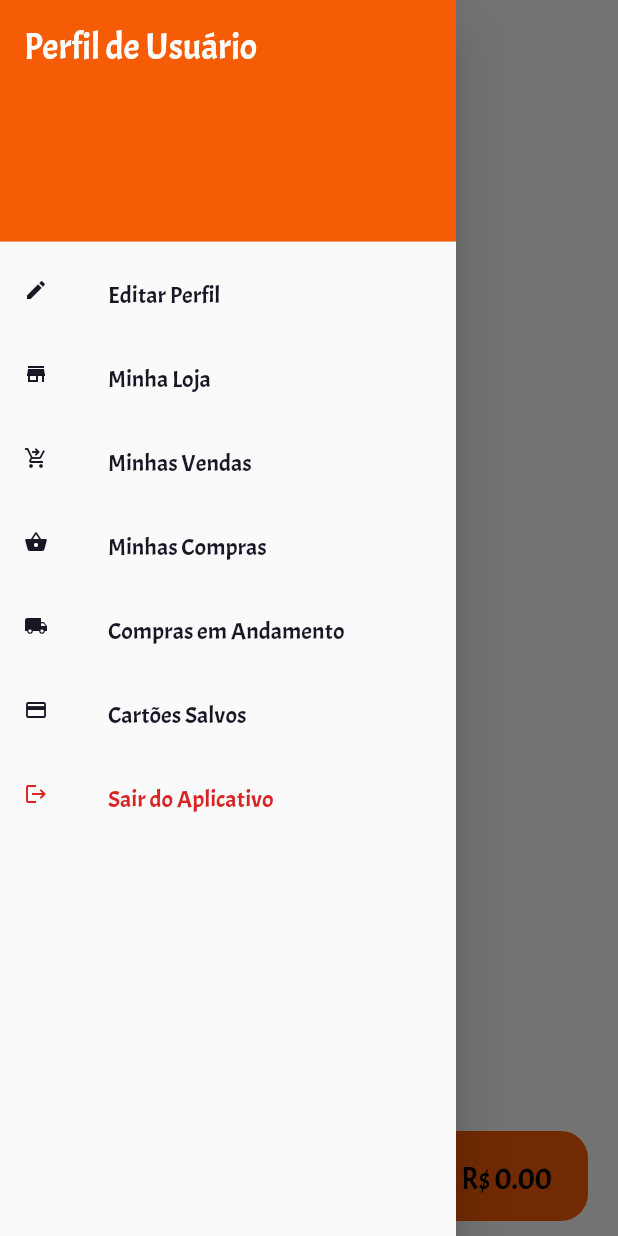
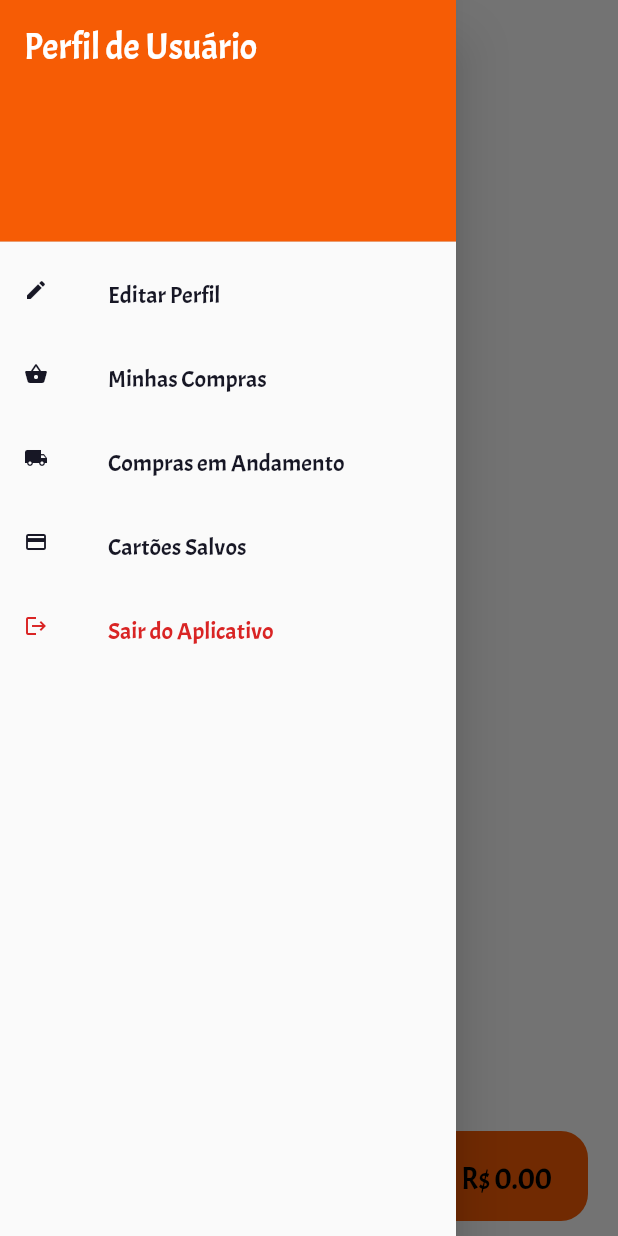
Before and after one commit to AndreLiberato/project_silk, a Flutter app: the CartScreen screen opened by its route, with the side drawer open, on a phone screen of 412 x 824 dp. Run offline on Flutter 3.47's test engine with Material 2 defaults, Android fonts, the phone set to English and light mode, and no system bars; our stand-ins replace flutter_svg.

Commit message:
Remoção de algumas abas do drawer
Para ficar mais coerente com a versão atual do aplicativo. Mudanças serão feitas depois.

```diff
--- a/vish/lib/navigation/my_drawer.dart
+++ b/vish/lib/navigation/my_drawer.dart
@@ -21,30 +21,6 @@ class MyDrawer extends StatelessWidget {
             leading: const Icon(Icons.edit,
                 size: 16, color: Color.fromRGBO(23, 23, 37, 1)),
             title: const Text('Editar Perfil',
-                style: TextStyle(
-                    color: Color.fromRGBO(23, 23, 37, 1),
-                    fontFamily: "Acme",
-                    fontSize: 16)),
-            onTap: () {
-              Navigator.pop(context);
-            },
-          ),
-          ListTile(
-            leading: const Icon(Icons.store,
-                size: 16, color: Color.fromRGBO(23, 23, 37, 1)),
-            title: const Text('Minha Loja',
-                style: TextStyle(
-                    color: Color.fromRGBO(23, 23, 37, 1),
-                    fontFamily: "Acme",
-                    fontSize: 16)),
-            onTap: () {
-              Navigator.pop(context);
-            },
-          ),
-          ListTile(
-            leading: const Icon(Icons.shopping_cart_checkout,
-                size: 16, color: Color.fromRGBO(23, 23, 37, 1)),
-            title: const Text("Minhas Vendas",
                 style: TextStyle(
                     color: Color.fromRGBO(23, 23, 37, 1),
                     fontFamily: "Acme",
```
